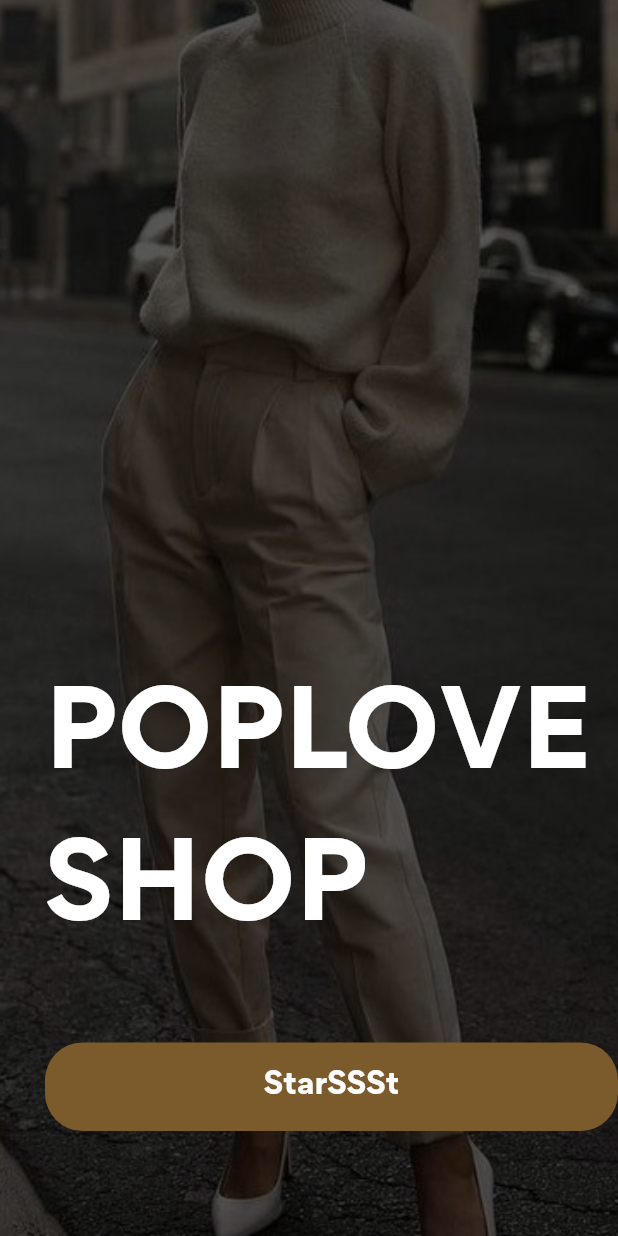
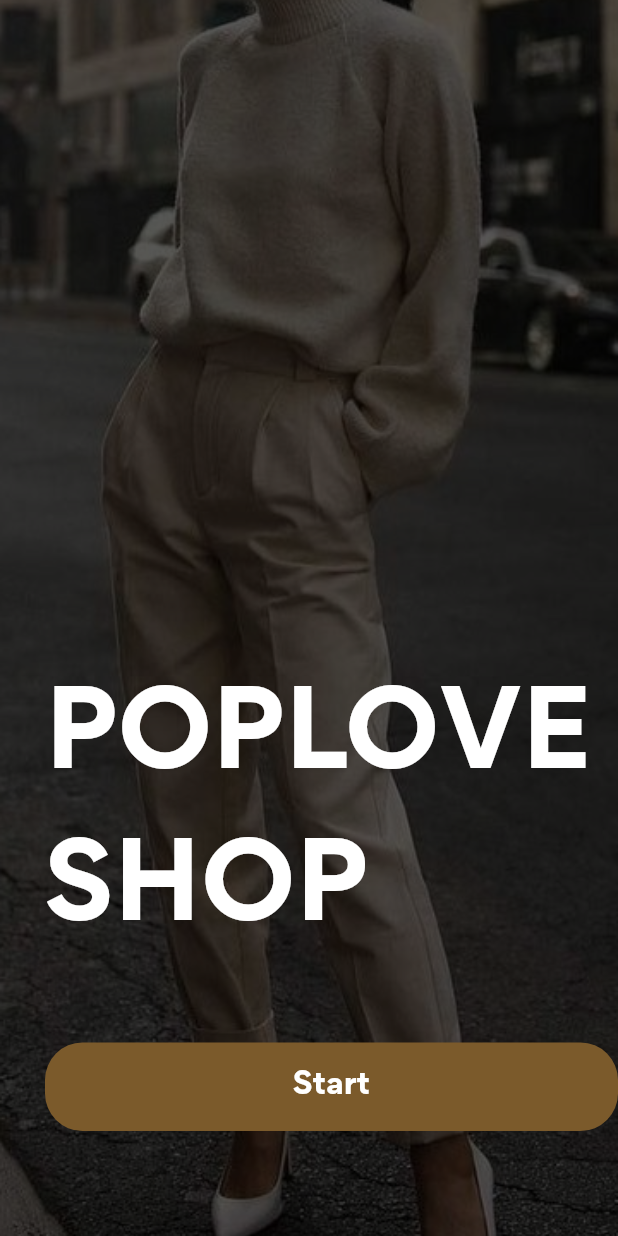
Before and after one commit to preeZa/projectMobile, a Flutter app: the screen it shows after launch, on a phone screen of 412 x 824 dp. Run offline on Flutter 3.47's test engine with Material 2 defaults, Android fonts, the phone set to English and light mode, and no system bars; our stand-ins replace flutter_svg.

Commit message:
Update intro_page.dart

```diff
--- a/lib/screens/home/page/intro_page.dart
+++ b/lib/screens/home/page/intro_page.dart
@@ -68,7 +68,7 @@ class Intropage extends StatelessWidget {
                     padding: const EdgeInsets.all(15),
                     child: const Center(
                       child: Text(
-                        'StarSSSt',
+                        'Start',
                         style: TextStyle(
                           color: Colors.white,
                           fontWeight: FontWeight.bold,
```
